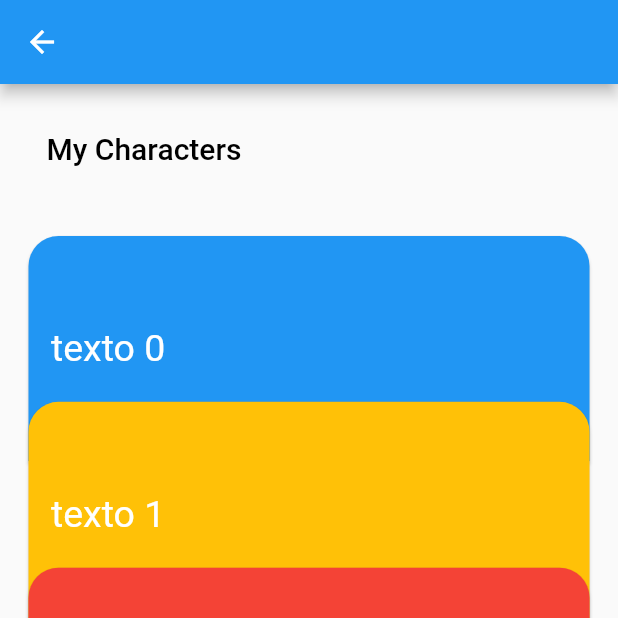
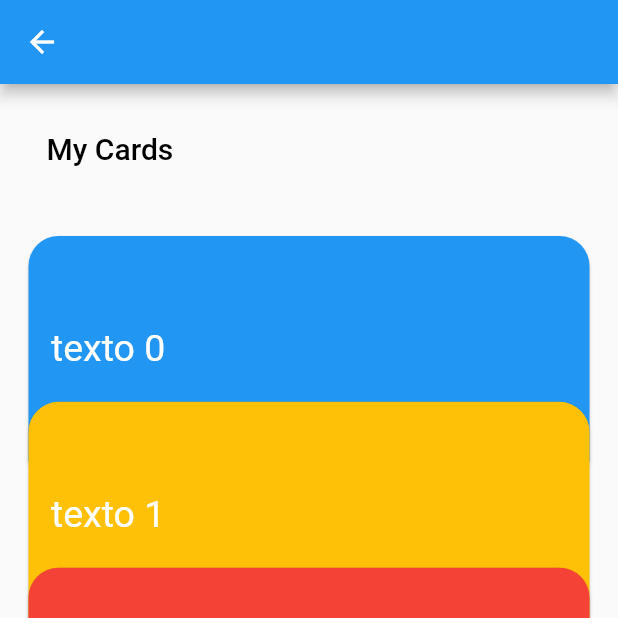
Before and after one commit to junior-ramayo/Flutter-Animations, a Flutter app: the ListScrollAnimation screen opened by its route, on a phone screen of 412 x 824 dp, the top half of it. Run offline on Flutter 3.47's test engine with Material 2 defaults, Android fonts, the phone set to English and light mode, and no system bars.

Commit message:
nuevo sliver

```diff
--- a/lib/animations/list-scroll-animation/scroll-animation.dart
+++ b/lib/animations/list-scroll-animation/scroll-animation.dart
@@ -39,7 +39,7 @@ import 'package:flutter/material.dart';
        slivers: [
         const SliverAppBar(
          automaticallyImplyLeading: false,
-         title: Text('My Characters', style: TextStyle(color: Colors.black)),
+         title: Text('My Cards', style: TextStyle(color: Colors.black)),
          pinned: true,
          backgroundColor: Colors.transparent,
          elevation: 0,
@@ -101,6 +101,11 @@ import 'package:flutter/material.dart';
           )
          ),
 
+        const SliverToBoxAdapter(
+          child: SizedBox(
+            height: 250,
+          ),
+        ),
        ],
       ),
     ),
```
